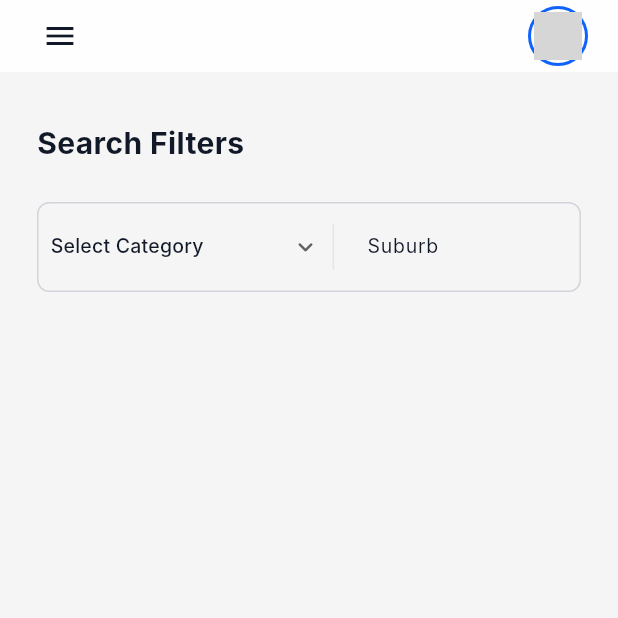
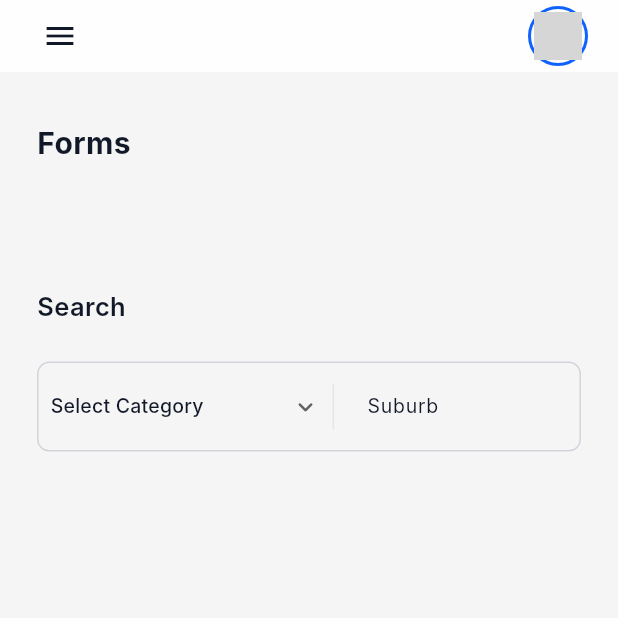
Before and after one commit to huzaifa-huzzi/Project_Lead_AdminPanel, a Flutter app: the screen it shows after launch, on a phone screen of 412 x 824 dp, the top half of it. Run offline on Flutter 3.47's test engine with Material 3 defaults, Android fonts, the phone set to English and light mode, and no system bars; our stand-ins replace get, loading_indicator; Roboto replaces fonts that are missing (Inter); grey boxes are pictures that could not be loaded.

Commit message:
Some texts added

```diff
--- a/lib/Views/Forms/Form.dart
+++ b/lib/Views/Forms/Form.dart
@@ -23,10 +23,19 @@ class FormScreen extends StatelessWidget {
           crossAxisAlignment: CrossAxisAlignment.start,
           children: [
             Text(
-              "Search Filters",
+              "Forms",
               style: TextStyle(
                 fontSize: 20,
                 fontWeight: FontWeight.bold,
+                color: AppColors.textColor,
+              ),
+            ),
+            SizedBox(height: SizingConfig.height(0.1)),
+            Text(
+              "Search",
+              style: TextStyle(
+                fontSize: 17,
+                fontWeight: FontWeight.w600,
                 color: AppColors.textColor,
               ),
             ),
```
